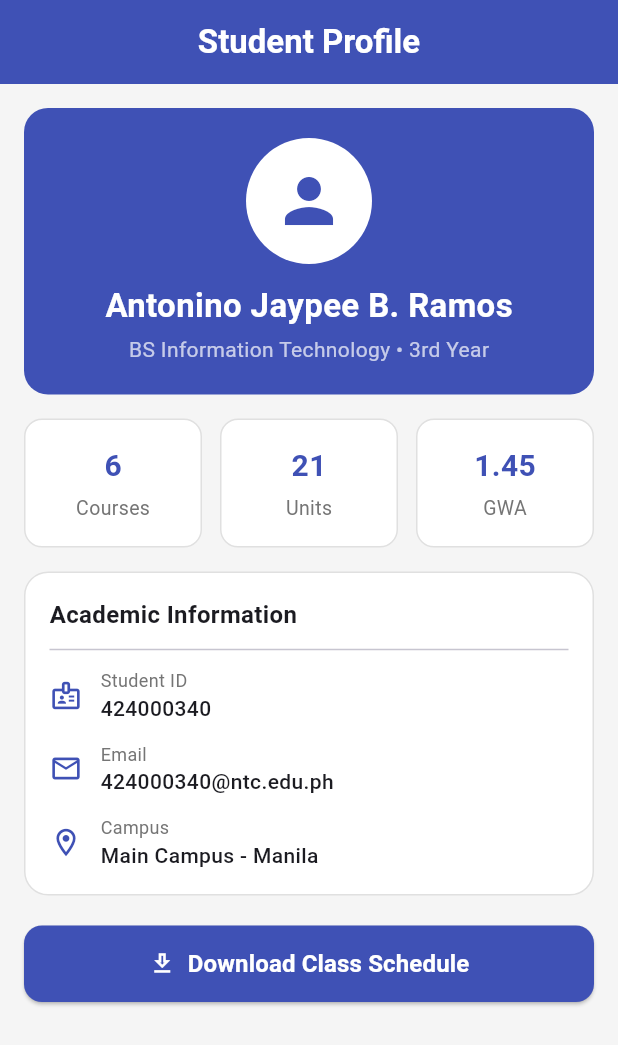
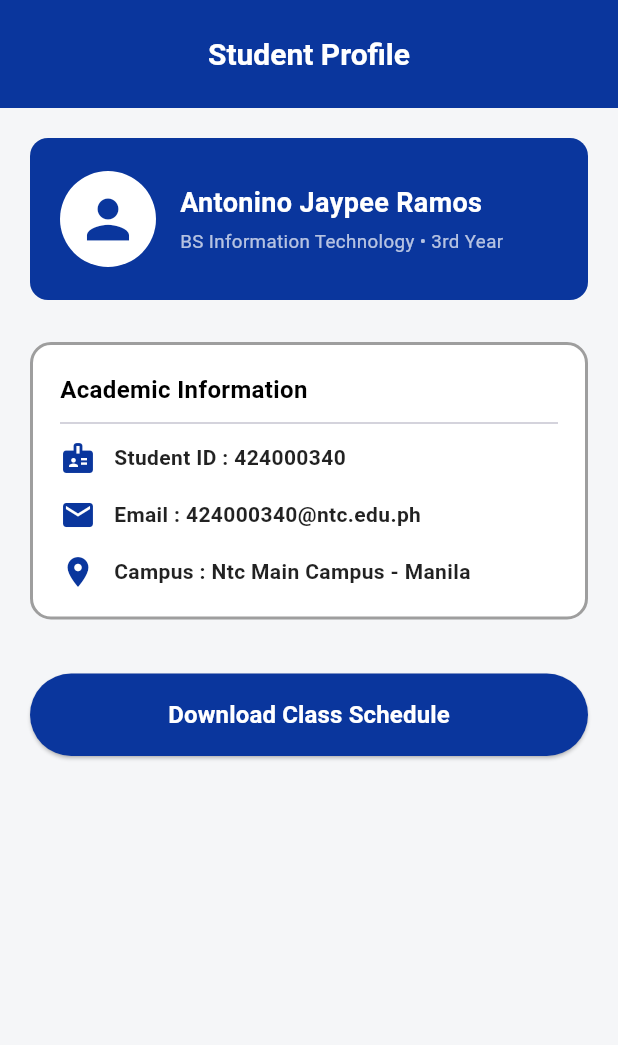
Before and after one commit to 424000340-jp/Ramos_AntoninoJaypee_Week14, a Flutter app: the screen it shows after launch, on a phone screen of 412 x 824 dp. Shown: the top 1045 px of the screen. Run offline on Flutter 3.47's test engine with Material 3 defaults, Android fonts, the phone set to English and light mode, and no system bars.

Commit message:
Update ProfileScreen to match Figma wireframe

```diff
--- a/lib/main.dart
+++ b/lib/main.dart
@@ -9,11 +9,13 @@ class MyApp extends StatelessWidget {
 
   @override
   Widget build(BuildContext context) {
+    const primaryBlue = Color(0xFF0A369D);
+
     return MaterialApp(
       debugShowCheckedModeBanner: false,
       title: 'Week 13 Static Screen',
       theme: ThemeData(
-        colorScheme: ColorScheme.fromSeed(seedColor: Colors.indigo),
+        colorScheme: ColorScheme.fromSeed(seedColor: primaryBlue),
         useMaterial3: true,
       ),
       home: const ProfileScreen(),
@@ -26,45 +28,55 @@ class ProfileScreen extends StatelessWidget {
 
   @override
   Widget build(BuildContext context) {
+    const primaryBlue = Color(0xFF0A369D);
+
     return Scaffold(
-      backgroundColor: Colors.grey.shade100,
+      backgroundColor: const Color(0xFFF5F6F8),
       appBar: AppBar(
         title: const Text(
           'Student Profile',
-          style: TextStyle(fontWeight: FontWeight.bold),
+          style: TextStyle(
+            fontWeight: FontWeight.bold,
+            fontSize: 20,
+          ),
         ),
         centerTitle: true,
-        backgroundColor: Colors.indigo,
+        backgroundColor: primaryBlue,
         foregroundColor: Colors.white,
+        toolbarHeight: 72,
       ),
       body: SingleChildScrollView(
-        padding: const EdgeInsets.all(16.0),
+        padding: const EdgeInsets.all(20.0),
         child: Column(
           crossAxisAlignment: CrossAxisAlignment.stretch,
           children: [
-            // Header Banner Card
+            // Profile Banner Card
             Container(
-              padding: const EdgeInsets.all(20.0),
+              padding: const EdgeInsets.symmetric(horizontal: 20.0, vertical: 22.0),
               decoration: BoxDecoration(
-                color: Colors.indigo,
-                borderRadius: BorderRadius.circular(16.0),
+                color: primaryBlue,
+                borderRadius: BorderRadius.circular(12.0),
               ),
-              child: const Column(
+              child: const Row(
                 children: [
                   CircleAvatar(
-                    radius: 42,
+                    radius: 32,
                     backgroundColor: Colors.white,
                     child: Icon(
                       Icons.person,
-                      size: 48,
-                      color: Colors.indigo,
+                      size: 42,
+                      color: primaryBlue,
                     ),
                   ),
-                  SizedBox(height: 12),
+                  SizedBox(width: 16),
+                  Expanded(
+                    child: Column(
+                      crossAxisAlignment: CrossAxisAlignment.start,
+                      children: [
                         Text(
-                    'Antonino Jaypee B. Ramos',
+                          'Antonino Jaypee Ramos',
                           style: TextStyle(
-                      fontSize: 22,
+                            fontSize: 18,
                             fontWeight: FontWeight.bold,
                             color: Colors.white,
                           ),
@@ -73,42 +85,29 @@ class ProfileScreen extends StatelessWidget {
                         Text(
                           'BS Information Technology • 3rd Year',
                           style: TextStyle(
-                      fontSize: 14,
+                            fontSize: 12.5,
                             color: Colors.white70,
                           ),
                         ),
                       ],
                     ),
                   ),
-
-            const SizedBox(height: 16),
-
-            // Horizontal Stats Row
-            Row(
-              children: [
-                Expanded(
-                  child: _buildStatBox('Courses', '6'),
-                ),
-                const SizedBox(width: 12),
-                Expanded(
-                  child: _buildStatBox('Units', '21'),
-                ),
-                const SizedBox(width: 12),
-                Expanded(
-                  child: _buildStatBox('GWA', '1.45'),
-                ),
                 ],
               ),
+            ),
 
-            const SizedBox(height: 16),
+            const SizedBox(height: 28),
 
-            // Details Container
+            // Academic Information Card
             Container(
-              padding: const EdgeInsets.all(16.0),
+              padding: const EdgeInsets.all(18.0),
               decoration: BoxDecoration(
                 color: Colors.white,
-                borderRadius: BorderRadius.circular(16.0),
-                border: Border.all(color: Colors.grey.shade300),
+                borderRadius: BorderRadius.circular(14.0),
+                border: Border.all(
+                  color: Colors.grey.shade500,
+                  width: 2.0,
+                ),
               ),
               child: Column(
                 crossAxisAlignment: CrossAxisAlignment.start,
@@ -118,34 +117,47 @@ class ProfileScreen extends StatelessWidget {
                     style: TextStyle(
                       fontSize: 16,
                       fontWeight: FontWeight.bold,
+                      color: Colors.black,
                     ),
                   ),
-                  const Divider(height: 24),
-                  _buildInfoRow(Icons.badge_outlined, 'Student ID', '424000340'),
-                  const SizedBox(height: 12),
-                  _buildInfoRow(Icons.email_outlined, 'Email', '424000340@ntc.edu.ph'),
-                  const SizedBox(height: 12),
-                  _buildInfoRow(Icons.location_on_outlined, 'Campus', 'Main Campus - Manila'),
+                  const Divider(height: 22, thickness: 1),
+                  _buildInfoRow(
+                    Icons.badge,
+                    'Student ID : 424000340',
+                    primaryBlue,
+                  ),
+                  const SizedBox(height: 14),
+                  _buildInfoRow(
+                    Icons.email,
+                    'Email : 424000340@ntc.edu.ph',
+                    primaryBlue,
+                  ),
+                  const SizedBox(height: 14),
+                  _buildInfoRow(
+                    Icons.location_on,
+                    'Campus : Ntc Main Campus - Manila',
+                    primaryBlue,
+                  ),
                 ],
               ),
             ),
 
-            const SizedBox(height: 20),
+            const SizedBox(height: 36),
 
-            // Static Action Button
-            ElevatedButton.icon(
+            // Pill-Shaped Action Button
+            ElevatedButton(
               onPressed: () {},
-              icon: const Icon(Icons.download_outlined),
-              label: const Text(
+              style: ElevatedButton.styleFrom(
+                backgroundColor: primaryBlue,
+                foregroundColor: Colors.white,
+                padding: const EdgeInsets.symmetric(vertical: 16.0),
+                shape: const StadiumBorder(),
+              ),
+              child: const Text(
                 'Download Class Schedule',
-                style: TextStyle(fontSize: 16, fontWeight: FontWeight.w600),
-              ),
-              style: ElevatedButton.styleFrom(
-                backgroundColor: Colors.indigo,
-                foregroundColor: Colors.white,
-                padding: const EdgeInsets.symmetric(vertical: 14.0),
-                shape: RoundedRectangleBorder(
-                  borderRadius: BorderRadius.circular(12.0),
+                style: TextStyle(
+                  fontSize: 16,
+                  fontWeight: FontWeight.bold,
                 ),
               ),
             ),
@@ -155,54 +167,20 @@ class ProfileScreen extends StatelessWidget {
     );
   }
 
-  static Widget _buildStatBox(String label, String value) {
-    return Container(
-      padding: const EdgeInsets.symmetric(vertical: 16.0),
-      decoration: BoxDecoration(
-        color: Colors.white,
-        borderRadius: BorderRadius.circular(12.0),
-        border: Border.all(color: Colors.grey.shade300),
-      ),
-      child: Column(
+  static Widget _buildInfoRow(IconData icon, String text, Color iconColor) {
+    return Row(
       children: [
-          Text(
-            value,
+        Icon(icon, color: iconColor, size: 24),
+        const SizedBox(width: 12),
+        Expanded(
+          child: Text(
+            text,
             style: const TextStyle(
-              fontSize: 20,
-              fontWeight: FontWeight.bold,
-              color: Colors.indigo,
+              fontSize: 14,
+              fontWeight: FontWeight.w600,
+              color: Colors.black87,
             ),
           ),
-          const SizedBox(height: 4),
-          Text(
-            label,
-            style: TextStyle(
-              fontSize: 13,
-              color: Colors.grey.shade600,
-            ),
-          ),
-        ],
-      ),
-    );
-  }
-
-  static Widget _buildInfoRow(IconData icon, String title, String value) {
-    return Row(
-      children: [
-        Icon(icon, color: Colors.indigo, size: 22),
-        const SizedBox(width: 12),
-        Column(
-          crossAxisAlignment: CrossAxisAlignment.start,
-          children: [
-            Text(
-              title,
-              style: TextStyle(fontSize: 12, color: Colors.grey.shade600),
-            ),
-            Text(
-              value,
-              style: const TextStyle(fontSize: 14, fontWeight: FontWeight.w500),
-            ),
-          ],
         ),
       ],
     );
```
Lines whose indentation alone changed are shown as unchanged.
